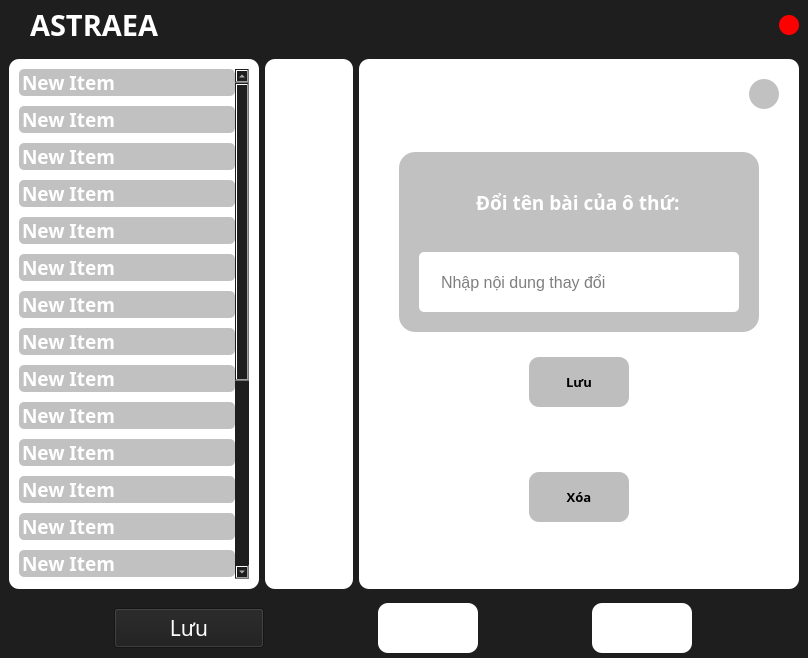
Before: the Qt Designer form UI_Files/Doc.ui in hoangm960/Astraea, drawn with Qt 5.
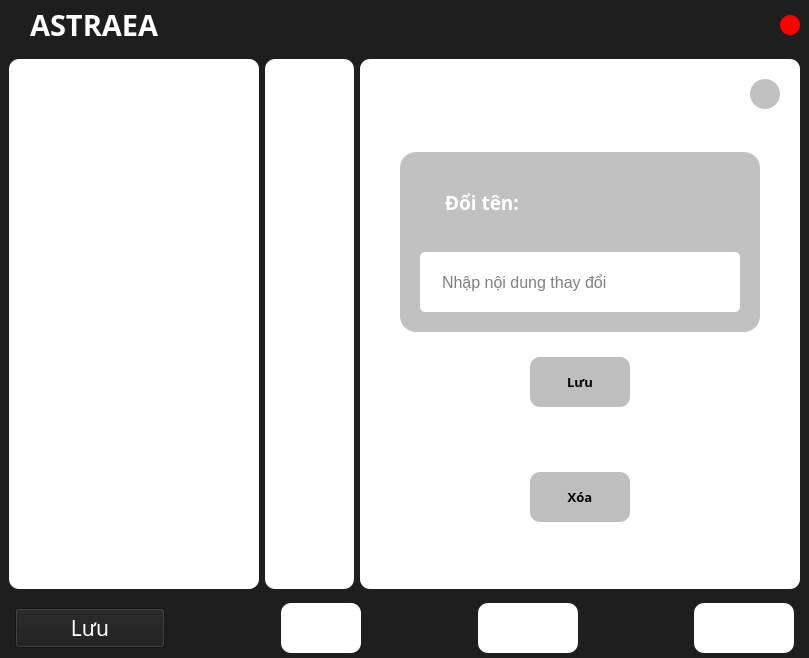
After: the same form once the commit is applied. Icons and pictures are not drawn.

Commit message: load doc

What changed in the file:
```diff
--- a/UI_Files/Doc.ui
+++ b/UI_Files/Doc.ui
@@ -6,7 +6,7 @@
    <rect>
     <x>0</x>
     <y>0</y>
-    <width>808</width>
+    <width>809</width>
     <height>658</height>
    </rect>
   </property>
@@ -263,111 +263,6 @@
          <property name="sortingEnabled">
           <bool>false</bool>
          </property>
-         <item>
-          <property name="text">
-           <string>New Item</string>
-          </property>
-         </item>
-         <item>
-          <property name="text">
-           <string>New Item</string>
-          </property>
-         </item>
-         <item>
-          <property name="text">
-           <string>New Item</string>
-          </property>
-         </item>
-         <item>
-          <property name="text">
-           <string>New Item</string>
-          </property>
-         </item>
-         <item>
-          <property name="text">
-           <string>New Item</string>
-          </property>
-         </item>
-         <item>
-          <property name="text">
-           <string>New Item</string>
-          </property>
-         </item>
-         <item>
-          <property name="text">
-           <string>New Item</string>
-          </property>
-         </item>
-         <item>
-          <property name="text">
-           <string>New Item</string>
-          </property>
-         </item>
-         <item>
-          <property name="text">
-           <string>New Item</string>
-          </property>
-         </item>
-         <item>
-          <property name="text">
-           <string>New Item</string>
-          </property>
-         </item>
-         <item>
-          <property name="text">
-           <string>New Item</string>
-          </property>
-         </item>
-         <item>
-          <property name="text">
-           <string>New Item</string>
-          </property>
-         </item>
-         <item>
-          <property name="text">
-           <string>New Item</string>
-          </property>
-         </item>
-         <item>
-          <property name="text">
-           <string>New Item</string>
-          </property>
-         </item>
-         <item>
-          <property name="text">
-           <string>New Item</string>
-          </property>
-         </item>
-         <item>
-          <property name="text">
-           <string>New Item</string>
-          </property>
-         </item>
-         <item>
-          <property name="text">
-           <string>New Item</string>
-          </property>
-         </item>
-         <item>
-          <property name="text">
-           <string>New Item</string>
-          </property>
-         </item>
-         <item>
-          <property name="text">
-           <string>New Item</string>
-          </property>
-         </item>
-         <item>
-          <property name="text">
-           <string>New Item</string>
-          </property>
-         </item>
-         <item>
-          <property name="text">
-           <string>New Item</string>
-          </property>
-         </item>
         </widget>
        </item>
        <item>
@@ -640,7 +535,7 @@
                      </property>
                     </widget>
                    </item>
-                   <item row="0" column="0" alignment="Qt::AlignHCenter">
+                   <item row="0" column="0">
                     <widget class="QLabel" name="label_11">
                      <property name="minimumSize">
                       <size>
@@ -667,7 +562,7 @@
 background: transparent;</string>
                      </property>
                      <property name="text">
-                      <string>Đổi tên bài của ô thứ:</string>
+                      <string>Đổi tên:</string>
                      </property>
                     </widget>
                    </item>
@@ -965,6 +860,30 @@
         <number>0</number>
        </property>
        <property name="leftMargin">
+        <number>15</number>
+       </property>
+       <property name="topMargin">
+        <number>0</number>
+       </property>
+       <property name="rightMargin">
+        <number>15</number>
+       </property>
+       <property name="bottomMargin">
+        <number>0</number>
+       </property>
+       <item>
+        <widget class="QFrame" name="edit_btn_frame">
+         <property name="frameShape">
+          <enum>QFrame::StyledPanel</enum>
+         </property>
+         <property name="frameShadow">
+          <enum>QFrame::Raised</enum>
+         </property>
+         <layout class="QHBoxLayout" name="horizontalLayout_6">
+          <property name="spacing">
+           <number>0</number>
+          </property>
+          <property name="leftMargin">
         <number>0</number>
        </property>
        <property name="topMargin">
@@ -1018,6 +937,19 @@
          </property>
         </widget>
        </item>
+          <item>
+           <spacer name="horizontalSpacer_3">
+            <property name="orientation">
+             <enum>Qt::Horizontal</enum>
+            </property>
+            <property name="sizeHint" stdset="0">
+             <size>
+              <width>40</width>
+              <height>20</height>
+             </size>
+            </property>
+           </spacer>
+          </item>
        <item>
         <widget class="QPushButton" name="add_btn">
          <property name="minimumSize">
@@ -1071,6 +1003,19 @@
          </property>
         </widget>
        </item>
+          <item>
+           <spacer name="horizontalSpacer_4">
+            <property name="orientation">
+             <enum>Qt::Horizontal</enum>
+            </property>
+            <property name="sizeHint" stdset="0">
+             <size>
+              <width>40</width>
+              <height>20</height>
+             </size>
+            </property>
+           </spacer>
+          </item>
        <item>
         <widget class="QPushButton" name="del_btn">
          <property name="minimumSize">
@@ -1109,6 +1054,95 @@
          </property>
         </widget>
        </item>
+          <item>
+           <spacer name="horizontalSpacer_5">
+            <property name="orientation">
+             <enum>Qt::Horizontal</enum>
+            </property>
+            <property name="sizeHint" stdset="0">
+             <size>
+              <width>40</width>
+              <height>20</height>
+             </size>
+            </property>
+           </spacer>
+          </item>
+         </layout>
+        </widget>
+       </item>
+       <item alignment="Qt::AlignHCenter">
+        <widget class="QFrame" name="frame_3">
+         <property name="frameShape">
+          <enum>QFrame::StyledPanel</enum>
+         </property>
+         <property name="frameShadow">
+          <enum>QFrame::Raised</enum>
+         </property>
+         <layout class="QHBoxLayout" name="horizontalLayout_7">
+          <property name="spacing">
+           <number>0</number>
+          </property>
+          <property name="leftMargin">
+           <number>0</number>
+          </property>
+          <property name="topMargin">
+           <number>0</number>
+          </property>
+          <property name="rightMargin">
+           <number>0</number>
+          </property>
+          <property name="bottomMargin">
+           <number>0</number>
+          </property>
+          <item alignment="Qt::AlignHCenter">
+           <widget class="QPushButton" name="load_btn">
+            <property name="minimumSize">
+             <size>
+              <width>100</width>
+              <height>50</height>
+             </size>
+            </property>
+            <property name="maximumSize">
+             <size>
+              <width>100</width>
+              <height>50</height>
+             </size>
+            </property>
+            <property name="styleSheet">
+             <string notr="true">QPushButton {
+	background-color: rgb(255, 255, 255);
+	border-radius: 10px;
+	color: rgb(0,0,0);
+}
+
+QPushButton:hover {
+	background-color: rgba(0, 0, 0, 150);
+	color: rgb(255, 255, 255);	
+}
+
+QPushButton:pressed {
+	background-color: rgb(0, 0, 0);
+	color: rgb(255, 255, 255);
+}</string>
+            </property>
+            <property name="text">
+             <string/>
+            </property>
+            <property name="icon">
+             <iconset resource="Resources.qrc">
+              <normaloff>:/images/icons/folder_open.png</normaloff>:/images/icons/folder_open.png</iconset>
+            </property>
+            <property name="iconSize">
+             <size>
+              <width>60</width>
+              <height>60</height>
+             </size>
+            </property>
+           </widget>
+          </item>
+         </layout>
+        </widget>
+       </item>
       </layout>
      </widget>
     </item>
```
Left out of the diff: 2 changed lines with no effect on the pictures. Lines whose indentation alone changed are shown as unchanged. The commit also changes 2 other files.
